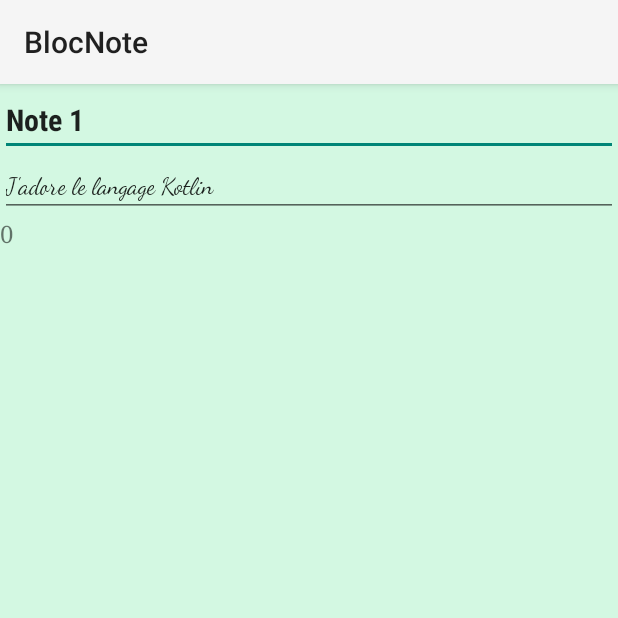
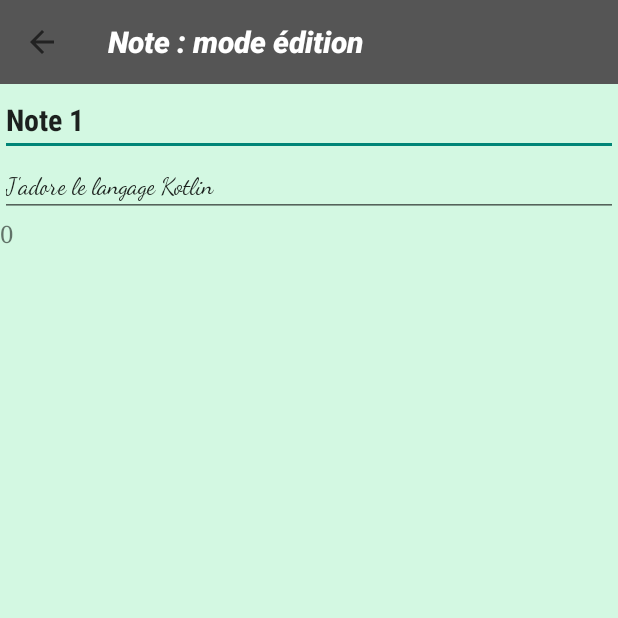
Before and after one commit to RiviereGregory/kotlin_dev_applications_mobiles, an Android app built with Jetpack Compose: the screen it shows after launch (DetailNote), after a tap on "Note 1", on a phone screen of 412 x 824 dp, the top half of it. Run offline under Robolectric (Android 15) with nearby library versions, the phone set to English and light mode, and no system bars.

Commit message:
feat: BlocNote - Ajout d'une ToolBar sur les notes et détail

```diff
--- a/BlocNote/app/src/main/java/mrs/riverjach/blocnote/activities/DetailNote.kt
+++ b/BlocNote/app/src/main/java/mrs/riverjach/blocnote/activities/DetailNote.kt
@@ -4,6 +4,7 @@ import android.os.Bundle
 import android.widget.RelativeLayout
 import android.widget.TextView
 import androidx.appcompat.app.AppCompatActivity
+import androidx.appcompat.widget.Toolbar
 import mrs.riverjach.blocnote.R
 import mrs.riverjach.blocnote.adapter.NoteAdapter
 import mrs.riverjach.blocnote.model.Note
@@ -32,5 +33,9 @@ class DetailNote : AppCompatActivity() {
         textViewCategorie.text = note.cat.toString()
         textViewContenu.text = note.contenu
         rLayout.setBackgroundColor(NoteAdapter.color[note.cat])
+
+        val toolbar = findViewById<Toolbar>(R.id.toolbar)
+        setSupportActionBar(toolbar)
+        supportActionBar!!.setDisplayHomeAsUpEnabled(true)
     }
 }
--- a/BlocNote/app/src/main/res/layout/activity_detail_note.xml
+++ b/BlocNote/app/src/main/res/layout/activity_detail_note.xml
@@ -1,5 +1,6 @@
 <?xml version="1.0" encoding="utf-8"?>
 <RelativeLayout xmlns:android="http://schemas.android.com/apk/res/android"
+    xmlns:app="http://schemas.android.com/apk/res-auto"
     xmlns:tools="http://schemas.android.com/tools"
     android:id="@+id/layout"
     android:layout_width="match_parent"
@@ -7,10 +8,20 @@
     android:background="?attr/colorPrimary"
     tools:context=".activities.DetailNote">
 
+    <androidx.appcompat.widget.Toolbar
+        android:id="@+id/toolbar"
+        android:layout_width="match_parent"
+        android:layout_height="?attr/actionBarSize"
+        android:background="@color/grey_dark"
+        android:theme="@style/ToolbarTheme"
+        app:title="@string/note_mode_dition"
+        app:titleTextAppearance="@style/Toolbar.TilteText" />
+
     <EditText
         android:id="@+id/titre"
         android:layout_width="match_parent"
         android:layout_height="wrap_content"
+        android:layout_below="@id/toolbar"
         android:fontFamily="sans-serif-condensed"
         android:text="@string/titre_de_la_note"
         android:textSize="20sp"
--- a/BlocNote/app/src/main/res/values/colors.xml
+++ b/BlocNote/app/src/main/res/values/colors.xml
@@ -10,4 +10,5 @@
     <color name="violet">#CCCCFF</color>
     <color name="vert">#CCFFCC</color>
     <color name="rose">#FFCCCC</color>
+    <color name="grey_dark">#555555</color>
 </resources>
--- a/BlocNote/app/src/main/res/values/strings.xml
+++ b/BlocNote/app/src/main/res/values/strings.xml
@@ -4,4 +4,6 @@
     <string name="contenu_de_la_note">contenu de la note</string>
     <string name="titre_de_la_note">Titre de la note</string>
     <string name="cat_gorie">Catégorie</string>
+    <string name="blocnote">BlocNote</string>
+    <string name="note_mode_dition">Note : mode édition</string>
 </resources>
--- a/BlocNote/app/src/main/res/values/themes.xml
+++ b/BlocNote/app/src/main/res/values/themes.xml
@@ -1,6 +1,16 @@
 <?xml version="1.0" encoding="utf-8"?>
 <resources>
 
-    <style name="Theme.BlocNote" parent="Theme.AppCompat.Light" />
+    <style name="Theme.BlocNote" parent="Theme.AppCompat.Light.NoActionBar" />
+
+
+    <style name="ToolbarTheme" parent="@style/Theme.AppCompat.Light.DarkActionBar">
+        <item name="android:textColorPrimary">@color/white</item>
+    </style>
+
+    <style name="Toolbar.TilteText" parent="TextAppearance.Widget.AppCompat.Toolbar.Title">
+        <item name="android:textSize">20sp</item>
+        <item name="android:textStyle">italic|bold</item>
+    </style>
 
 </resources>
```
Also changed, not shown: BlocNote/app/src/main/AndroidManifest.xml (+6 -1 lines), BlocNote/app/src/main/res/layout/listes_notes.xml (+11 -0 lines).
